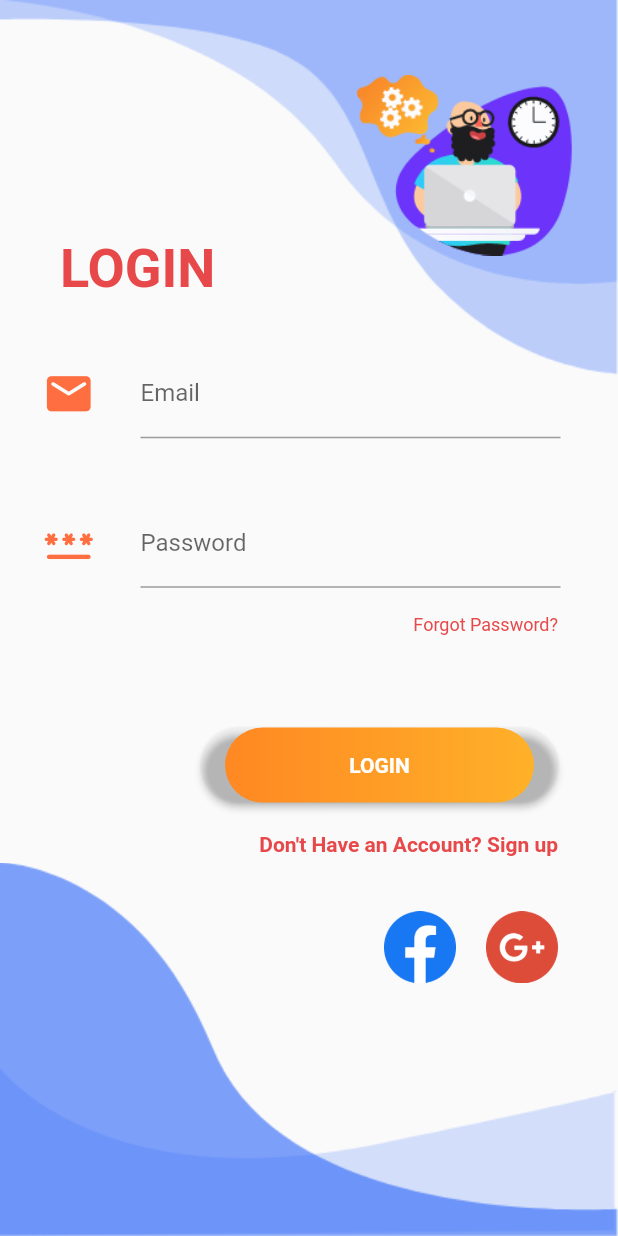
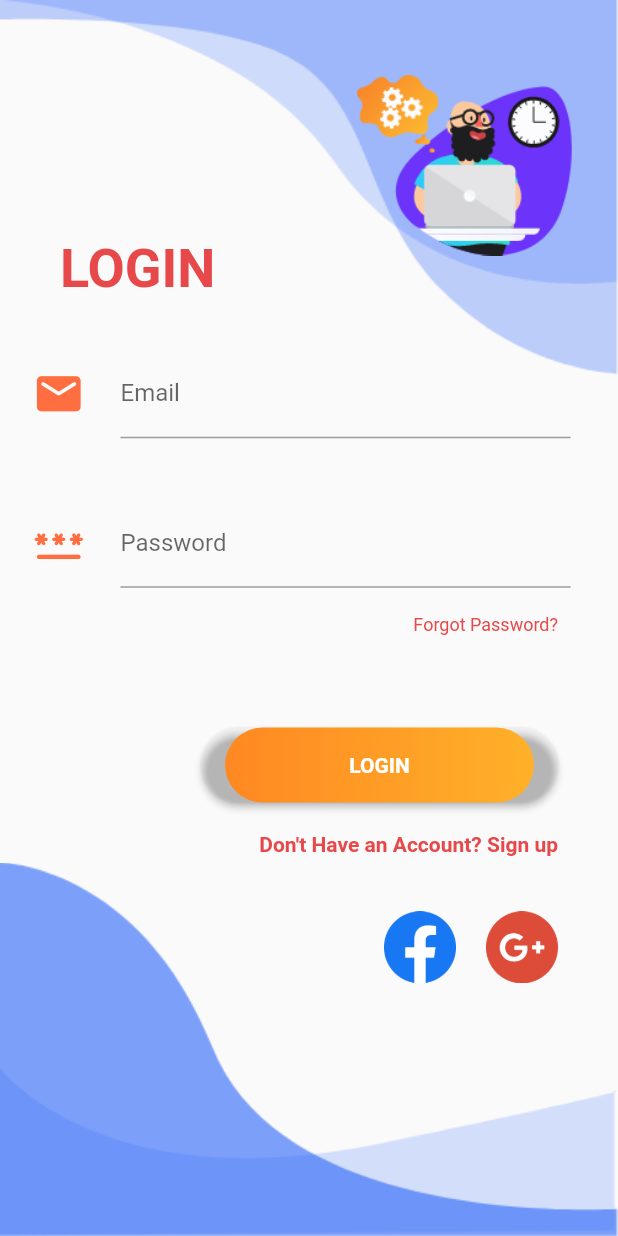
Before and after one commit to taiteng/6002CEM_G4_ProjectJen, a Flutter app: the screen it shows after launch, on a phone screen of 412 x 824 dp. Run offline on Flutter 3.47's test engine with Material 2 defaults, Android fonts, the phone set to English and light mode, and no system bars; our stand-ins replace cloud_firestore, firebase_auth, firebase_core, google_sign_in, hidden_drawer_menu, slide_to_act; accounts and stored records are empty.

Commit message:
done fixing bugs for email login and google, added copying UID to clipboard

```diff
--- a/lib/home_demo.dart
+++ b/lib/(Demo)home.dart
@@ -1,5 +1,5 @@
 import 'package:flutter/material.dart';
-import 'package:projectjen/get_property_details.dart';
+import 'package:projectjen/(Demo)get_property_details.dart';
 import 'package:cloud_firestore/cloud_firestore.dart';
 
 class Home extends StatefulWidget {
--- a/lib/auth.dart
+++ b/lib/auth.dart
@@ -2,10 +2,36 @@ import 'package:flutter/material.dart';
 import 'package:firebase_auth/firebase_auth.dart';
 import 'package:projectjen/hidden_drawer_menu.dart';
 import 'package:projectjen/user_login.dart';
+import 'package:provider/provider.dart';
+import 'package:projectjen/google_sign_in.dart';
 
 class Auth extends StatelessWidget {
   const Auth({Key? key}) : super(key: key);
 
+  @override
+  Widget build(BuildContext context) {
+    return ChangeNotifierProvider(
+      create: (context) => GoogleSignInProvider(),
+      child: MaterialApp(
+        debugShowCheckedModeBanner: false,
+        title: 'Authentication Terminal',
+        theme: ThemeData(
+          primarySwatch: Colors.deepOrange,
+        ),
+        home: AuthPage(),
+      ),
+    );
+  }
+}
+
+class AuthPage extends StatefulWidget {
+  const AuthPage({Key? key}) : super(key: key);
+
+  @override
+  State<AuthPage> createState() => _AuthPageState();
+}
+
+class _AuthPageState extends State<AuthPage> {
   @override
   Widget build(BuildContext context) {
     return Scaffold(
--- a/lib/home.dart
+++ b/lib/home.dart
@@ -1,5 +1,5 @@
 import 'package:flutter/material.dart';
-import 'package:projectjen/get_property_details.dart';
+import 'package:projectjen/(Demo)get_property_details.dart';
 import 'package:cloud_firestore/cloud_firestore.dart';
 
 class Home extends StatefulWidget {
--- a/lib/user_login.dart
+++ b/lib/user_login.dart
@@ -2,11 +2,9 @@ import 'package:flutter/material.dart';
 import 'package:firebase_auth/firebase_auth.dart';
 import 'package:projectjen/google_sign_in.dart';
 import 'package:projectjen/hidden_drawer_menu.dart';
-import 'package:projectjen/home.dart';
 import 'package:projectjen/user_forgot_password.dart';
 import 'package:projectjen/user_register.dart';
 import 'package:projectjen/login_register_bg.dart';
-import 'package:google_sign_in/google_sign_in.dart';
 import 'package:provider/provider.dart';
 
 class UserLogin extends StatelessWidget {
@@ -14,20 +12,16 @@ class UserLogin extends StatelessWidget {
 
   @override
   Widget build(BuildContext context) {
-    return ChangeNotifierProvider(
-      create: (context) => GoogleSignInProvider(),
-      child: MaterialApp(
+    return MaterialApp(
       debugShowCheckedModeBanner: false,
       title: 'User Login',
       theme: ThemeData(
         primarySwatch: Colors.deepOrange,
       ),
       home: UserLoginPage(),
-      ),
     );
   }
 }
-
 
 class UserLoginPage extends StatefulWidget {
 
@@ -49,9 +43,7 @@ class _UserLoginPageState extends State<UserLoginPage> {
         password: passwordController.text,
       );
 
-      WidgetsBinding.instance.addPostFrameCallback((_) {
       Navigator.pushReplacement(context, MaterialPageRoute(builder: (_) => HiddenDrawer()));
-      });
     } on FirebaseAuthException catch (e) {
       if(e.code == 'user-not-found'){
         showDialog(
@@ -83,6 +75,7 @@ class _UserLoginPageState extends State<UserLoginPage> {
     Size size = MediaQuery.of(context).size;
 
     return Scaffold(
+      resizeToAvoidBottomInset: false,
       body: Background(
         child: SingleChildScrollView(
           child: Column(
@@ -110,16 +103,14 @@ class _UserLoginPageState extends State<UserLoginPage> {
                   mainAxisAlignment: MainAxisAlignment.spaceEvenly,
                   children: [
                     const Icon(Icons.email_rounded, size: 35, color: Colors.deepOrangeAccent,),
-                    SizedBox(
+                    Container(
                       width: 300,
-                      child: Container(
                       alignment: Alignment.centerRight,
                       margin: const EdgeInsets.symmetric(horizontal: 10),
                       child: TextField(
                         controller: emailController,
                         decoration: const InputDecoration(
                             labelText: "Email"
-                          ),
                         ),
                       ),
                     ),
@@ -135,9 +126,8 @@ class _UserLoginPageState extends State<UserLoginPage> {
                   mainAxisAlignment: MainAxisAlignment.spaceEvenly,
                   children: [
                     const Icon(Icons.password_rounded, size: 35, color: Colors.deepOrangeAccent,),
-                    SizedBox(
+                    Container(
                       width: 300,
-                      child: Container(
                       alignment: Alignment.centerRight,
                       margin: const EdgeInsets.symmetric(horizontal: 10),
                       child: TextField(
@@ -147,7 +137,6 @@ class _UserLoginPageState extends State<UserLoginPage> {
                             labelText: "Password"
                         ),
                         obscureText: true,
-                        ),
                       ),
                     ),
                   ],
@@ -193,9 +182,9 @@ class _UserLoginPageState extends State<UserLoginPage> {
                       gradient: const LinearGradient(
                         colors: [
                           Color.fromARGB(255, 255, 136, 34),
-                              Color.fromARGB(255, 255, 177, 41)
-                            ]
-                        )
+                          Color.fromARGB(255, 255, 177, 41),
+                        ],
+                      ),
                     ),
                     padding: const EdgeInsets.all(0),
                     child: const Text(
@@ -247,9 +236,6 @@ class _UserLoginPageState extends State<UserLoginPage> {
                       onPressed: () async {
                         final provider = Provider.of<GoogleSignInProvider>(context, listen: false);
                         await provider.googleLogin();
-
-                        Navigator.of(context).pushReplacement(
-                            MaterialPageRoute(builder: (_) => const Home()));
                       },
                       padding: EdgeInsets.zero,
                       icon: Image.asset('assets/images/google-plus.png'),
--- a/lib/user_recently_viewed.dart
+++ b/lib/user_recently_viewed.dart
@@ -16,7 +16,7 @@ class _UserRecentlyViewedState extends State<UserRecentlyViewed> {
         child:Column(
           mainAxisAlignment: MainAxisAlignment.center,
           children: const [
-            Text('Home'),
+            Text('Recently Viewed'),
           ],
         ),
       ),
--- a/lib/user_register.dart
+++ b/lib/user_register.dart
@@ -94,6 +94,7 @@ class _UserRegisterState extends State<UserRegister> {
     Size size = MediaQuery.of(context).size;
 
     return Scaffold(
+      resizeToAvoidBottomInset: false,
       body: Background(
         child: SingleChildScrollView(
           child: Column(
--- a/pubspec.yaml
+++ b/pubspec.yaml
@@ -27,6 +27,7 @@ dev_dependencies:
   google_sign_in: ^6.1.0
   provider: ^6.0.5
   hidden_drawer_menu: ^3.0.1
+  slide_to_act: ^2.0.1
 
 flutter:
 
```
Also changed, not shown: lib/google_sign_in.dart (+9 -3 lines), lib/user_settings.dart (+102 -22 lines), lib/(Demo)get_property_details.dart (renamed from lib/get_property_details.dart), pubspec.lock. Lines whose indentation alone changed are shown as unchanged.
